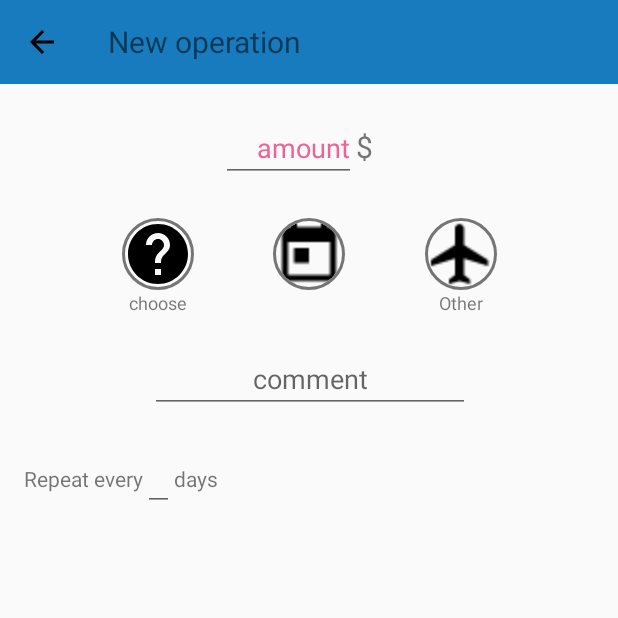
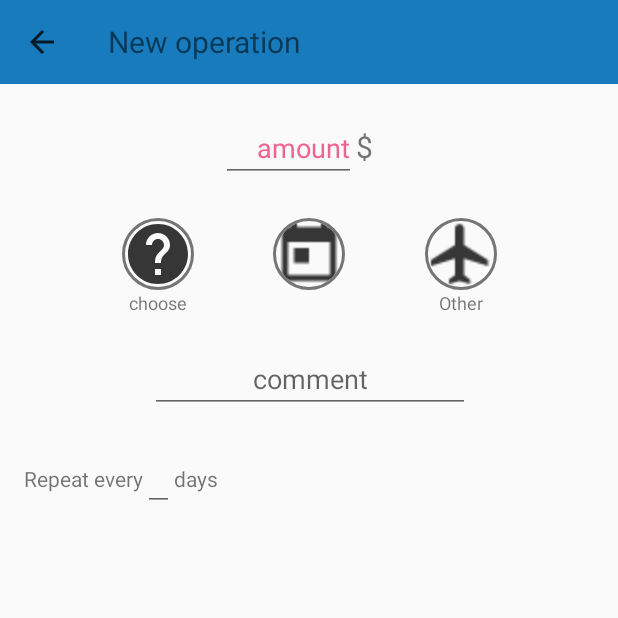
Before and after one commit to Gammanik/FinanceTracker, an Android app: the fragment AddOperationFragment placed in its activity, on a phone screen of 412 x 824 dp, the top half of it. Run offline under Robolectric (Android 15) with nearby library versions, the light colour scheme and no system bars; our stand-ins replace CircleImageView; libraries missing offline, so code that uses them is left out: com.arellomobile.mvp, kotlinx.coroutines.experimental; plain views replace MaterialEditText; pictures from the network do not load; 2 statements that could not run were skipped.

Commit message:
4: assign icon colors for drawables

```diff
--- a/app/src/main/res/drawable/btn_calendar.xml
+++ b/app/src/main/res/drawable/btn_calendar.xml
@@ -4,6 +4,6 @@
         android:viewportWidth="24.0"
         android:viewportHeight="24.0">
     <path
-        android:fillColor="#FF000000"
+        android:fillColor="@color/icons_color"
         android:pathData="M19,3h-1L18,1h-2v2L8,3L8,1L6,1v2L5,3c-1.11,0 -1.99,0.9 -1.99,2L3,19c0,1.1 0.89,2 2,2h14c1.1,0 2,-0.9 2,-2L21,5c0,-1.1 -0.9,-2 -2,-2zM19,19L5,19L5,8h14v11zM7,10h5v5L7,15z"/>
 </vector>
--- a/app/src/main/res/drawable/category_groceries.xml
+++ b/app/src/main/res/drawable/category_groceries.xml
@@ -4,6 +4,6 @@
         android:viewportWidth="24.0"
         android:viewportHeight="24.0">
     <path
-        android:fillColor="#FF000000"
+        android:fillColor="@color/icons_color"
         android:pathData="M7,18c-1.1,0 -1.99,0.9 -1.99,2S5.9,22 7,22s2,-0.9 2,-2 -0.9,-2 -2,-2zM1,2v2h2l3.6,7.59 -1.35,2.45c-0.16,0.28 -0.25,0.61 -0.25,0.96 0,1.1 0.9,2 2,2h12v-2L7.42,15c-0.14,0 -0.25,-0.11 -0.25,-0.25l0.03,-0.12 0.9,-1.63h7.45c0.75,0 1.41,-0.41 1.75,-1.03l3.58,-6.49c0.08,-0.14 0.12,-0.31 0.12,-0.48 0,-0.55 -0.45,-1 -1,-1L5.21,4l-0.94,-2L1,2zM17,18c-1.1,0 -1.99,0.9 -1.99,2s0.89,2 1.99,2 2,-0.9 2,-2 -0.9,-2 -2,-2z"/>
 </vector>
--- a/app/src/main/res/drawable/category_travel.xml
+++ b/app/src/main/res/drawable/category_travel.xml
@@ -4,6 +4,6 @@
         android:viewportWidth="24.0"
         android:viewportHeight="24.0">
     <path
-        android:fillColor="#FF000000"
+        android:fillColor="@color/icons_color"
         android:pathData="M21,16v-2l-8,-5V3.5c0,-0.83 -0.67,-1.5 -1.5,-1.5S10,2.67 10,3.5V9l-8,5v2l8,-2.5V19l-2,1.5V22l3.5,-1 3.5,1v-1.5L13,19v-5.5l8,2.5z"/>
 </vector>
--- a/app/src/main/res/drawable/fab_label_background.xml
+++ b/app/src/main/res/drawable/fab_label_background.xml
@@ -1,6 +1,6 @@
 <?xml version="1.0" encoding="utf-8"?>
 <shape xmlns:android="http://schemas.android.com/apk/res/android">
-    <solid android:color="@color/fab_text_background"/>
+    <solid android:color="@color/icons_color"/>
     <padding
         android:left="16dp"
         android:top="4dp"
--- a/app/src/main/res/drawable/ic_add.xml
+++ b/app/src/main/res/drawable/ic_add.xml
@@ -1,5 +1,5 @@
 <vector android:height="24dp" android:tint="#000000"
     android:viewportHeight="24.0" android:viewportWidth="24.0"
     android:width="24dp" xmlns:android="http://schemas.android.com/apk/res/android">
-    <path android:fillColor="#FF757575" android:pathData="M19,13h-6v6h-2v-6H5v-2h6V5h2v6h6v2z"/>
+    <path android:fillColor="@color/icons_color" android:pathData="M19,13h-6v6h-2v-6H5v-2h6V5h2v6h6v2z"/>
 </vector>
--- a/app/src/main/res/drawable/ic_remove.xml
+++ b/app/src/main/res/drawable/ic_remove.xml
@@ -4,6 +4,6 @@
         android:viewportWidth="24.0"
         android:viewportHeight="24.0">
     <path
-        android:fillColor="#FF000000"
+        android:fillColor="@color/icons_color"
         android:pathData="M19,13H5v-2h14v2z"/>
 </vector>
--- a/app/src/main/res/drawable/toolbar_btn_back.xml
+++ b/app/src/main/res/drawable/toolbar_btn_back.xml
@@ -4,6 +4,6 @@
         android:viewportWidth="24.0"
         android:viewportHeight="24.0">
     <path
-        android:fillColor="#FF000000"
+        android:fillColor="@color/icons_color"
         android:pathData="M20,11H7.83l5.59,-5.59L12,4l-8,8 8,8 1.41,-1.41L7.83,13H20v-2z"/>
 </vector>
--- a/app/src/main/res/drawable/wallet_allwallets.xml
+++ b/app/src/main/res/drawable/wallet_allwallets.xml
@@ -4,6 +4,6 @@
         android:viewportWidth="24.0"
         android:viewportHeight="24.0">
     <path
-        android:fillColor="#FF000000"
+        android:fillColor="@color/icons_color"
         android:pathData="M4,10v7h3v-7L4,10zM10,10v7h3v-7h-3zM2,22h19v-3L2,19v3zM16,10v7h3v-7h-3zM11.5,1L2,6v2h19L21,6l-9.5,-5z"/>
 </vector>
--- a/app/src/main/res/drawable/wallet_choose_wallet.xml
+++ b/app/src/main/res/drawable/wallet_choose_wallet.xml
@@ -4,6 +4,6 @@
         android:viewportWidth="24.0"
         android:viewportHeight="24.0">
     <path
-        android:fillColor="#FF000000"
+        android:fillColor="@color/icons_color"
         android:pathData="M12,2C6.48,2 2,6.48 2,12s4.48,10 10,10 10,-4.48 10,-10S17.52,2 12,2zM13,19h-2v-2h2v2zM15.07,11.25l-0.9,0.92C13.45,12.9 13,13.5 13,15h-2v-0.5c0,-1.1 0.45,-2.1 1.17,-2.83l1.24,-1.26c0.37,-0.36 0.59,-0.86 0.59,-1.41 0,-1.1 -0.9,-2 -2,-2s-2,0.9 -2,2L8,9c0,-2.21 1.79,-4 4,-4s4,1.79 4,4c0,0.88 -0.36,1.68 -0.93,2.25z"/>
 </vector>
--- a/app/src/main/res/drawable/wallet_wlcard.xml
+++ b/app/src/main/res/drawable/wallet_wlcard.xml
@@ -4,6 +4,6 @@
         android:viewportWidth="24.0"
         android:viewportHeight="24.0">
     <path
-        android:fillColor="#FF000000"
+        android:fillColor="@color/icons_color"
         android:pathData="M20,4L4,4c-1.11,0 -1.99,0.89 -1.99,2L2,18c0,1.11 0.89,2 2,2h16c1.11,0 2,-0.89 2,-2L22,6c0,-1.11 -0.89,-2 -2,-2zM20,18L4,18v-6h16v6zM20,8L4,8L4,6h16v2z"/>
 </vector>
--- a/app/src/main/res/drawable/wallet_wlcash.xml
+++ b/app/src/main/res/drawable/wallet_wlcash.xml
@@ -4,6 +4,6 @@
         android:viewportWidth="24.0"
         android:viewportHeight="24.0">
     <path
-        android:fillColor="#FF000000"
+        android:fillColor="@color/icons_color"
         android:pathData="M21,18v1c0,1.1 -0.9,2 -2,2L5,21c-1.11,0 -2,-0.9 -2,-2L3,5c0,-1.1 0.89,-2 2,-2h14c1.1,0 2,0.9 2,2v1h-9c-1.11,0 -2,0.9 -2,2v8c0,1.1 0.89,2 2,2h9zM12,16h10L22,8L12,8v8zM16,13.5c-0.83,0 -1.5,-0.67 -1.5,-1.5s0.67,-1.5 1.5,-1.5 1.5,0.67 1.5,1.5 -0.67,1.5 -1.5,1.5z"/>
 </vector>
--- a/app/src/main/res/values/colors.xml
+++ b/app/src/main/res/values/colors.xml
@@ -13,4 +13,6 @@
 
     <color name="fab_text_color">#eaffffff</color>
     <color name="fab_text_background">#d6000000</color>
+
+    <color name="icons_color">#c8000000</color>
 </resources>
```
